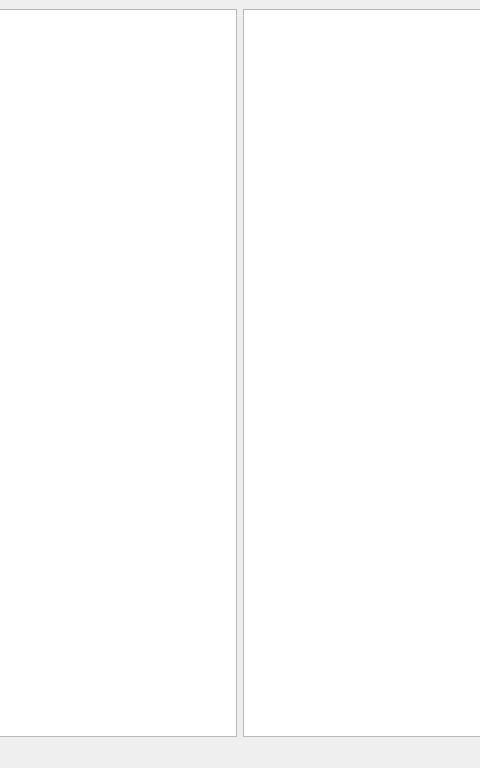
matus-u/sz-modbus, file modbus-app/ui/MainWindow.ui: the form before one commit; both pictures show x 359 to 839 and y 0 to 768 of the 1024 by 768 pixel window.
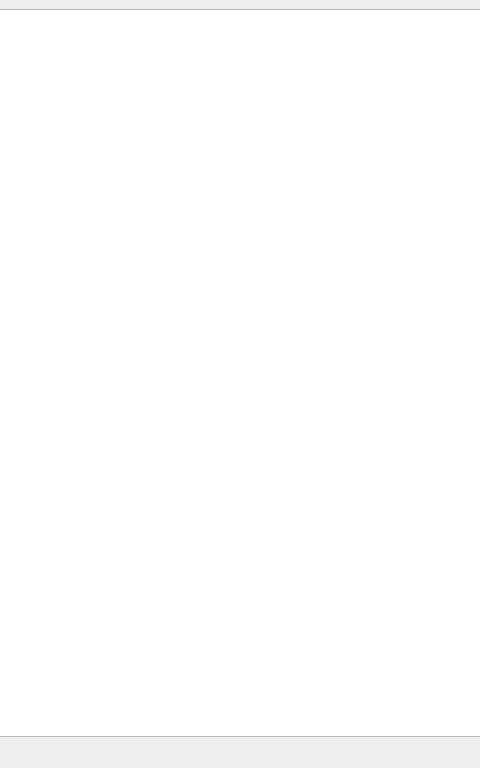
The form after the commit.

```diff
--- a/modbus-app/ui/MainWindow.ui
+++ b/modbus-app/ui/MainWindow.ui
@@ -123,9 +123,6 @@
     <item>
      <widget class="QTreeView" name="treeView"/>
     </item>
-    <item>
-     <widget class="QColumnView" name="columnView"/>
-    </item>
    </layout>
   </widget>
   <widget class="QMenuBar" name="menubar">
```
